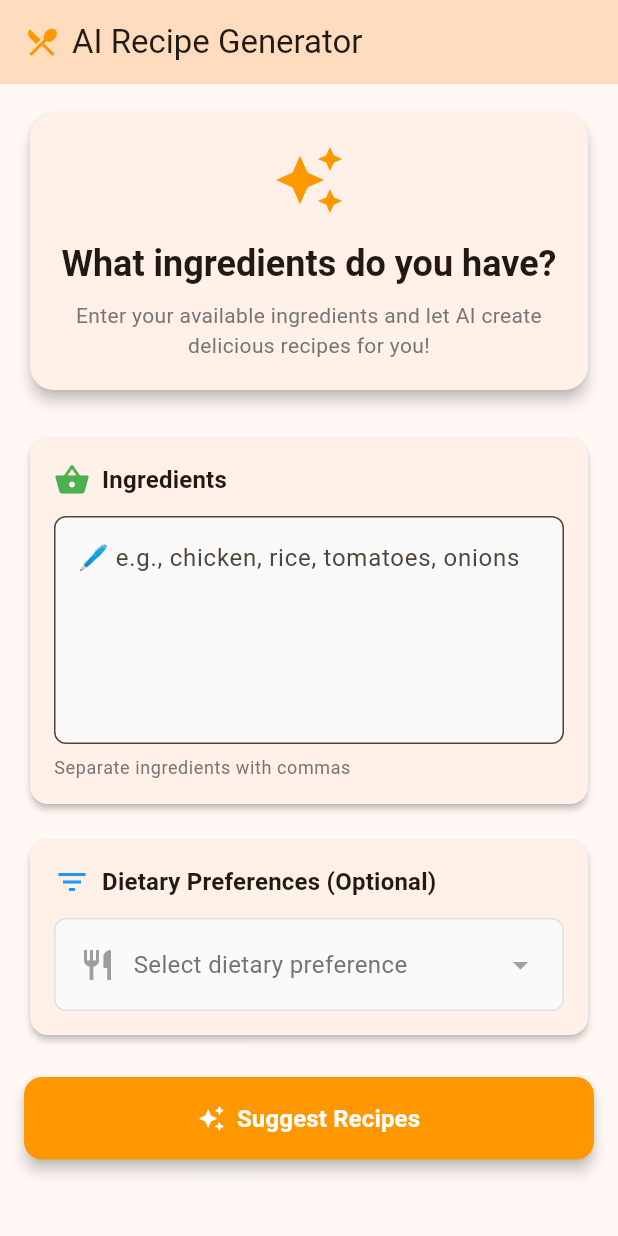
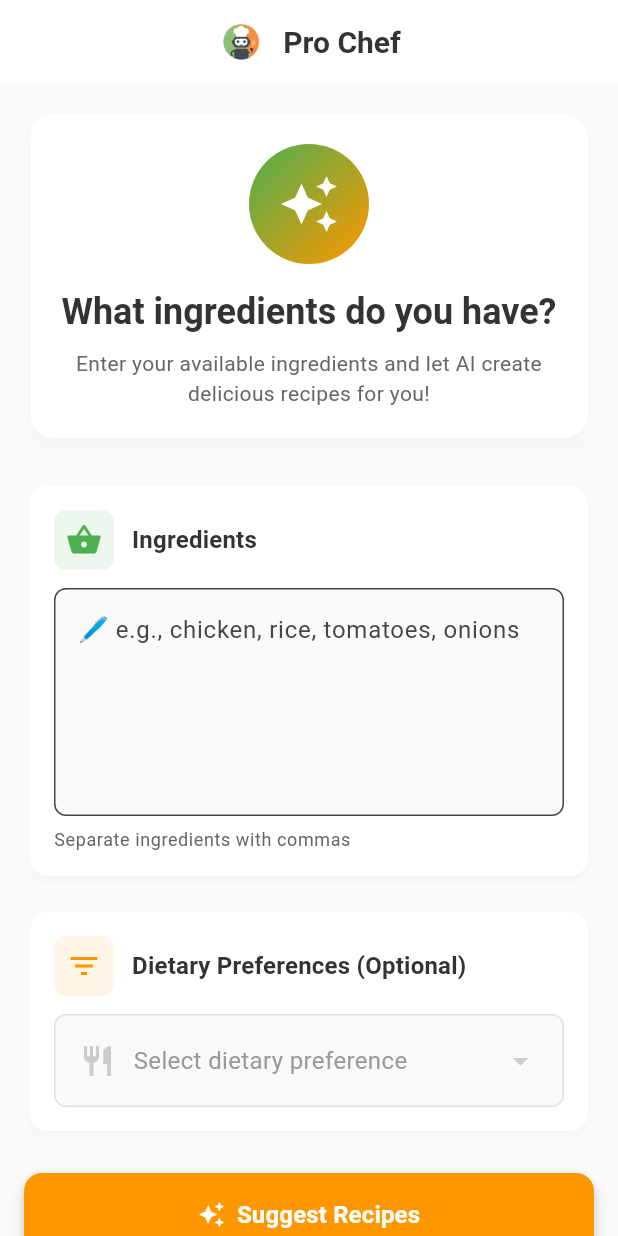
Before and after one commit to hamed75kazemii/pro_chef, a Flutter app: the screen it shows after launch, on a phone screen of 412 x 824 dp. Run offline on Flutter 3.47's test engine with Material 3 defaults, Android fonts, the phone set to English and light mode, and no system bars; our stand-ins replace get.

Commit message:
Add color pallet

```diff
--- /dev/null
+++ b/lib/constants/app_colors.dart
@@ -0,0 +1,57 @@
+import 'package:flutter/material.dart';
+
+class AppColors {
+  // Primary Colors - Mint Green to Warm Orange Gradient
+  static const Color mintGreen = Color(0xFF4CAF50);
+  static const Color warmOrange = Color(0xFFFF9800);
+
+  // Secondary Colors
+  static const Color charcoal = Color(0xFF333333);
+  static const Color pureWhite = Color(0xFFFFFFFF);
+
+  // Gradient Colors
+  static const LinearGradient primaryGradient = LinearGradient(
+    begin: Alignment.topLeft,
+    end: Alignment.bottomRight,
+    colors: [mintGreen, warmOrange],
+  );
+
+  // Background Colors
+  static const Color backgroundLight = Color(0xFFFAFAFA);
+  static const Color backgroundDark = Color(0xFFF5F5F5);
+
+  // Text Colors
+  static const Color textPrimary = charcoal;
+  static const Color textSecondary = Color(0xFF666666);
+  static const Color textLight = Color(0xFF999999);
+
+  // Card Colors
+  static const Color cardBackground = pureWhite;
+  static const Color cardShadow = Color(0x1A000000);
+
+  // Button Colors
+  static const Color buttonPrimary = warmOrange;
+  static const Color buttonSecondary = mintGreen;
+  static const Color buttonText = pureWhite;
+
+  // Icon Colors
+  static const Color iconPrimary = warmOrange;
+  static const Color iconSecondary = mintGreen;
+  static const Color iconLight = Color(0xFFCCCCCC);
+
+  // Status Colors
+  static const Color success = Color(0xFF4CAF50);
+  static const Color error = Color(0xFFF44336);
+  static const Color warning = Color(0xFFFF9800);
+  static const Color info = Color(0xFF2196F3);
+
+  // Input Colors
+  static const Color inputBackground = Color(0xFFF8F9FA);
+  static const Color inputBorder = Color(0xFFE0E0E0);
+  static const Color inputFocus = mintGreen;
+
+  // App Bar Colors
+  static const Color appBarBackground = pureWhite;
+  static const Color appBarText = charcoal;
+  static const Color appBarIcon = warmOrange;
+}
--- a/lib/main.dart
+++ b/lib/main.dart
@@ -1,5 +1,6 @@
 import 'package:flutter/material.dart';
 import 'package:get/get.dart';
+import 'constants/app_colors.dart';
 import 'screens/home_screen.dart';
 
 void main() {
@@ -17,27 +18,62 @@ class MyApp extends StatelessWidget {
       theme: ThemeData(
         useMaterial3: true,
         colorScheme: ColorScheme.fromSeed(
-          seedColor: Colors.orange,
+          seedColor: AppColors.mintGreen,
           brightness: Brightness.light,
         ),
+        scaffoldBackgroundColor: AppColors.backgroundLight,
         cardTheme: CardTheme(
-          elevation: 2,
+          elevation: 4,
+          color: AppColors.cardBackground,
+          shadowColor: AppColors.cardShadow,
           shape: RoundedRectangleBorder(
             borderRadius: BorderRadius.circular(16),
           ),
         ),
         elevatedButtonTheme: ElevatedButtonThemeData(
           style: ElevatedButton.styleFrom(
-            elevation: 2,
+            backgroundColor: AppColors.buttonPrimary,
+            foregroundColor: AppColors.buttonText,
+            elevation: 4,
             shape: RoundedRectangleBorder(
               borderRadius: BorderRadius.circular(12),
             ),
+            padding: const EdgeInsets.symmetric(vertical: 16, horizontal: 24),
           ),
         ),
         inputDecorationTheme: InputDecorationTheme(
-          border: OutlineInputBorder(borderRadius: BorderRadius.circular(12)),
+          border: OutlineInputBorder(
+            borderRadius: BorderRadius.circular(12),
+            borderSide: const BorderSide(color: AppColors.inputBorder),
+          ),
+          focusedBorder: OutlineInputBorder(
+            borderRadius: BorderRadius.circular(12),
+            borderSide: const BorderSide(color: AppColors.inputFocus, width: 2),
+          ),
           filled: true,
-          fillColor: Colors.grey[50],
+          fillColor: AppColors.inputBackground,
+        ),
+        appBarTheme: const AppBarTheme(
+          backgroundColor: AppColors.appBarBackground,
+          foregroundColor: AppColors.appBarText,
+          elevation: 0,
+          centerTitle: true,
+          titleTextStyle: TextStyle(
+            color: AppColors.appBarText,
+            fontSize: 20,
+            fontWeight: FontWeight.bold,
+          ),
+        ),
+        textTheme: const TextTheme(
+          headlineLarge: TextStyle(color: AppColors.textPrimary),
+          headlineMedium: TextStyle(color: AppColors.textPrimary),
+          headlineSmall: TextStyle(color: AppColors.textPrimary),
+          titleLarge: TextStyle(color: AppColors.textPrimary),
+          titleMedium: TextStyle(color: AppColors.textPrimary),
+          titleSmall: TextStyle(color: AppColors.textPrimary),
+          bodyLarge: TextStyle(color: AppColors.textPrimary),
+          bodyMedium: TextStyle(color: AppColors.textSecondary),
+          bodySmall: TextStyle(color: AppColors.textLight),
         ),
       ),
       home: const HomeScreen(),
--- a/lib/screens/home_screen.dart
+++ b/lib/screens/home_screen.dart
@@ -1,5 +1,6 @@
 import 'package:flutter/material.dart';
 import 'package:get/get.dart';
+import '../constants/app_colors.dart';
 import '../controllers/recipe_controller.dart';
 import 'results_screen.dart';
 
@@ -45,14 +46,15 @@ class _HomeScreenState extends State<HomeScreen> {
   Widget build(BuildContext context) {
     return Scaffold(
       appBar: AppBar(
-        title: const Row(
+        title: Row(
+          mainAxisAlignment: MainAxisAlignment.center,
           children: [
-            Icon(Icons.restaurant_menu, color: Colors.orange),
-            SizedBox(width: 8),
-            Text('AI Recipe Generator'),
+            Image.asset('assets/icon/chef_pro.png', width: 32, height: 32),
+            const SizedBox(width: 12),
+            const Text('Pro Chef'),
           ],
         ),
-        backgroundColor: Theme.of(context).colorScheme.primaryContainer,
+        backgroundColor: AppColors.appBarBackground,
         elevation: 0,
       ),
       body: SingleChildScrollView(
@@ -71,10 +73,18 @@ class _HomeScreenState extends State<HomeScreen> {
                   padding: const EdgeInsets.all(20.0),
                   child: Column(
                     children: [
-                      const Icon(
-                        Icons.auto_awesome,
-                        size: 48,
-                        color: Colors.orange,
+                      Container(
+                        width: 80,
+                        height: 80,
+                        decoration: BoxDecoration(
+                          gradient: AppColors.primaryGradient,
+                          borderRadius: BorderRadius.circular(40),
+                        ),
+                        child: const Icon(
+                          Icons.auto_awesome,
+                          size: 40,
+                          color: AppColors.pureWhite,
+                        ),
                       ),
                       const SizedBox(height: 16),
                       Text(
@@ -87,7 +97,7 @@ class _HomeScreenState extends State<HomeScreen> {
                       Text(
                         'Enter your available ingredients and let AI create delicious recipes for you!',
                         style: Theme.of(context).textTheme.bodyMedium?.copyWith(
-                          color: Colors.grey[600],
+                          color: AppColors.textSecondary,
                         ),
                         textAlign: TextAlign.center,
                       ),
@@ -110,11 +120,19 @@ class _HomeScreenState extends State<HomeScreen> {
                     children: [
                       Row(
                         children: [
-                          const Icon(
-                            Icons.shopping_basket,
-                            color: Colors.green,
+                          Container(
+                            padding: const EdgeInsets.all(8),
+                            decoration: BoxDecoration(
+                              color: AppColors.mintGreen.withValues(alpha: 0.1),
+                              borderRadius: BorderRadius.circular(8),
+                            ),
+                            child: const Icon(
+                              Icons.shopping_basket,
+                              color: AppColors.mintGreen,
+                              size: 24,
+                            ),
                           ),
-                          const SizedBox(width: 8),
+                          const SizedBox(width: 12),
                           Text(
                             'Ingredients',
                             style: Theme.of(context).textTheme.titleMedium
@@ -143,7 +161,7 @@ class _HomeScreenState extends State<HomeScreen> {
                       Text(
                         'Separate ingredients with commas',
                         style: Theme.of(context).textTheme.bodySmall?.copyWith(
-                          color: Colors.grey[600],
+                          color: AppColors.textSecondary,
                         ),
                       ),
                     ],
@@ -165,8 +183,21 @@ class _HomeScreenState extends State<HomeScreen> {
                     children: [
                       Row(
                         children: [
-                          const Icon(Icons.filter_list, color: Colors.blue),
-                          const SizedBox(width: 8),
+                          Container(
+                            padding: const EdgeInsets.all(8),
+                            decoration: BoxDecoration(
+                              color: AppColors.warmOrange.withValues(
+                                alpha: 0.1,
+                              ),
+                              borderRadius: BorderRadius.circular(8),
+                            ),
+                            child: const Icon(
+                              Icons.filter_list,
+                              color: AppColors.warmOrange,
+                              size: 24,
+                            ),
+                          ),
+                          const SizedBox(width: 12),
                           Text(
                             'Dietary Preferences (Optional)',
                             style: Theme.of(context).textTheme.titleMedium
@@ -224,15 +255,15 @@ class _HomeScreenState extends State<HomeScreen> {
                               vertical: 18,
                             ),
                             decoration: BoxDecoration(
-                              color: Colors.grey[50],
+                              color: AppColors.inputBackground,
                               borderRadius: BorderRadius.circular(8),
-                              border: Border.all(color: Colors.grey.shade300),
+                              border: Border.all(color: AppColors.inputBorder),
                             ),
                             child: Row(
                               children: [
                                 const Icon(
                                   Icons.restaurant,
-                                  color: Colors.grey,
+                                  color: AppColors.iconLight,
                                 ),
                                 const SizedBox(width: 12),
                                 Expanded(
@@ -243,15 +274,15 @@ class _HomeScreenState extends State<HomeScreen> {
                                     style: TextStyle(
                                       color:
                                           selected.isEmpty
-                                              ? Colors.grey[600]
-                                              : Colors.black,
+                                              ? AppColors.textLight
+                                              : AppColors.textPrimary,
                                       fontSize: 16,
                                     ),
                                   ),
                                 ),
                                 const Icon(
                                   Icons.arrow_drop_down,
-                                  color: Colors.grey,
+                                  color: AppColors.iconLight,
                                 ),
                               ],
                             ),
@@ -287,8 +318,8 @@ class _HomeScreenState extends State<HomeScreen> {
                     ),
                   ),
                   style: ElevatedButton.styleFrom(
-                    backgroundColor: Colors.orange,
-                    foregroundColor: Colors.white,
+                    backgroundColor: AppColors.buttonPrimary,
+                    foregroundColor: AppColors.buttonText,
                     padding: const EdgeInsets.symmetric(vertical: 16),
                     shape: RoundedRectangleBorder(
                       borderRadius: BorderRadius.circular(12),
@@ -306,21 +337,25 @@ class _HomeScreenState extends State<HomeScreen> {
                         ? Container(
                           padding: const EdgeInsets.all(12),
                           decoration: BoxDecoration(
-                            color: Colors.red[50],
+                            color: AppColors.error.withValues(alpha: 0.1),
                             borderRadius: BorderRadius.circular(8),
-                            border: Border.all(color: Colors.red[200]!),
+                            border: Border.all(
+                              color: AppColors.error.withValues(alpha: 0.3),
+                            ),
                           ),
                           child: Row(
                             children: [
                               const Icon(
                                 Icons.error_outline,
-                                color: Colors.red,
+                                color: AppColors.error,
                               ),
                               const SizedBox(width: 8),
                               Expanded(
                                 child: Text(
                                   controller.errorMessage.value,
-                                  style: const TextStyle(color: Colors.red),
+                                  style: const TextStyle(
+                                    color: AppColors.error,
+                                  ),
                                 ),
                               ),
                             ],
--- a/pubspec.yaml
+++ b/pubspec.yaml
@@ -63,9 +63,8 @@ flutter:
   uses-material-design: true
 
   # To add assets to your application, add an assets section, like this:
-  # assets:
-  #   - images/a_dot_burr.jpeg
-  #   - images/a_dot_ham.jpeg
+  assets:
+    - assets/icon/
 
   # An image asset can refer to one or more resolution-specific "variants", see
   # https://flutter.dev/to/resolution-aware-images
```
Also changed, not shown: lib/screens/recipe_detail_screen.dart (+21 -16 lines), lib/screens/results_screen.dart (+18 -16 lines), assets/icon/chef_pro.png (added).
